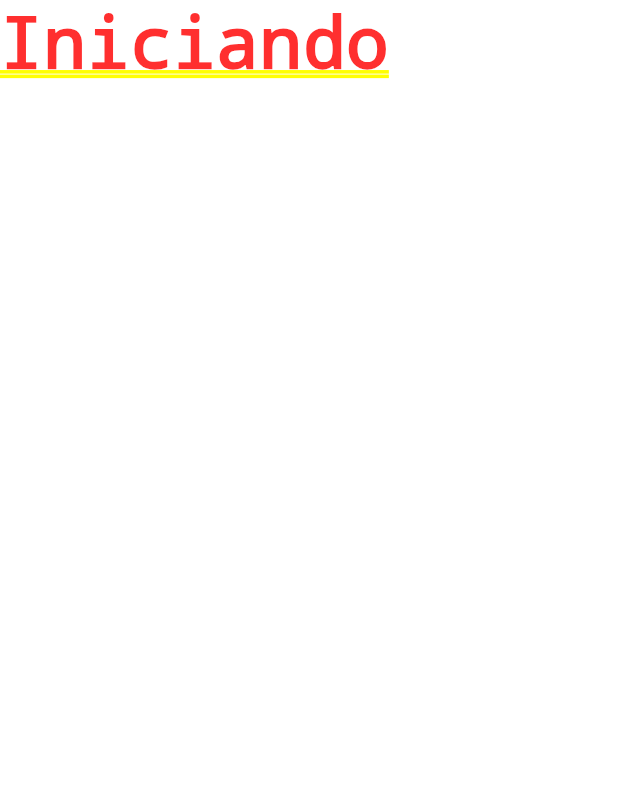
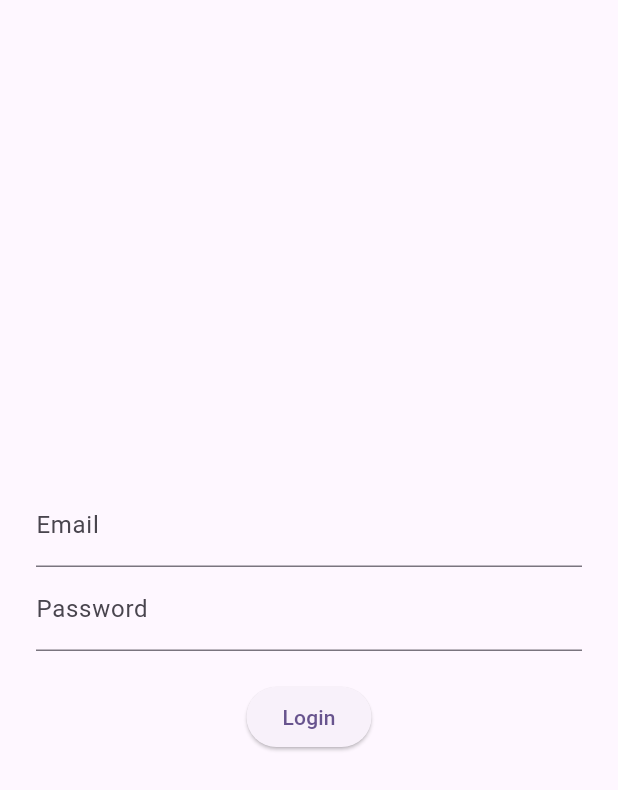
Before and after one commit to DavidEF1996/GIFTPOINT, a Flutter app: the screen it shows after launch, on a phone screen of 412 x 824 dp. Shown: the top 790 px of the screen. Run offline on Flutter 3.47's test engine with Material 3 defaults, Android fonts, the phone set to English and light mode, and no system bars.

Commit message:
Se agrega una pantalla basica de login y de homepage, se corrige un error que no permitia ejecutar la app en mi telefono android

```diff
--- /dev/null
+++ b/frontend/lib/features/auth/auth_service.dart
@@ -0,0 +1,21 @@
+import 'dart:convert';
+import 'package:http/http.dart' as http;
+import 'auth_model.dart';
+
+class AuthService {
+  static const String baseUrl = 'http://192.168.18.95:3000';
+
+  Future<AuthResponse> login(String email, String password) async {
+    final response = await http.post(
+      Uri.parse('$baseUrl/auth/login'),
+      headers: {'Content-Type': 'application/json'},
+      body: jsonEncode({'email': email, 'password': password}),
+    );
+
+    if (response.statusCode != 200) {
+      throw Exception('Fallo el login');
+    }
+
+    return AuthResponse.fromJson(jsonDecode(response.body));
+  }
+}
--- /dev/null
+++ b/frontend/lib/features/auth/auth_viewmodel.dart
@@ -0,0 +1,26 @@
+import 'package:flutter/material.dart';
+import 'auth_service.dart';
+
+class AuthViewModel extends ChangeNotifier {
+  final AuthService _service = AuthService();
+
+  bool isLoading = false;
+  String? token;
+  String? error;
+
+  Future<void> login(String email, String password) async {
+    isLoading = true;
+    error = null;
+    notifyListeners();
+
+    try {
+      final response = await _service.login(email, password);
+      token = response.token;
+    } catch (e) {
+      error = 'Credenciales inválidas';
+    } finally {
+      isLoading = false;
+      notifyListeners();
+    }
+  }
+}
--- /dev/null
+++ b/frontend/lib/features/auth/login_view.dart
@@ -0,0 +1,63 @@
+import 'package:flutter/material.dart';
+import 'package:frontend/features/giftcards/giftcards_view.dart';
+import 'auth_viewmodel.dart';
+
+class LoginView extends StatefulWidget {
+  const LoginView({super.key});
+
+  @override
+  State<LoginView> createState() => _LoginViewState();
+}
+
+class _LoginViewState extends State<LoginView> {
+  final vm = AuthViewModel();
+  final emailCtrl = TextEditingController();
+  final passCtrl = TextEditingController();
+
+  @override
+  Widget build(BuildContext context) {
+    return Scaffold(
+      body: Padding(
+        padding: const EdgeInsets.all(24),
+        child: Column(
+          mainAxisAlignment: MainAxisAlignment.center,
+          children: [
+            TextField(
+              controller: emailCtrl,
+              decoration: const InputDecoration(labelText: 'Email'),
+            ),
+            TextField(
+              controller: passCtrl,
+              decoration: const InputDecoration(labelText: 'Password'),
+              obscureText: true,
+            ),
+            const SizedBox(height: 20),
+
+            if (vm.isLoading) const CircularProgressIndicator(),
+
+            if (vm.error != null)
+              Text(vm.error!, style: const TextStyle(color: Colors.red)),
+
+            ElevatedButton(
+              onPressed: vm.isLoading
+                  ? null
+                  : () async {
+                      await vm.login(emailCtrl.text, passCtrl.text);
+
+                      if (vm.token != null && context.mounted) {
+                        Navigator.pushReplacement(
+                          context,
+                          MaterialPageRoute(
+                            builder: (_) => GiftcardsView(token: vm.token!),
+                          ),
+                        );
+                      }
+                    },
+              child: const Text('Login'),
+            ),
+          ],
+        ),
+      ),
+    );
+  }
+}
--- a/frontend/lib/main.dart
+++ b/frontend/lib/main.dart
@@ -1,7 +1,15 @@
 import 'package:flutter/material.dart';
+import 'package:frontend/features/auth/auth_viewmodel.dart';
+import 'package:frontend/features/auth/login_view.dart';
+import 'package:provider/provider.dart';
 
 void main() {
-  runApp(const MyApp());
+  runApp(
+    ChangeNotifierProvider(
+      create: (_) => AuthViewModel(),
+      child: const MyApp(),
+    ),
+  );
 }
 
 class MyApp extends StatelessWidget {
@@ -12,25 +20,9 @@ class MyApp extends StatelessWidget {
   Widget build(BuildContext context) {
     return MaterialApp(
       title: 'Flutter Demo',
-      theme: ThemeData(
-        // This is the theme of your application.
-        //
-        // TRY THIS: Try running your application with "flutter run". You'll see
-        // the application has a purple toolbar. Then, without quitting the app,
-        // try changing the seedColor in the colorScheme below to Colors.green
-        // and then invoke "hot reload" (save your changes or press the "hot
-        // reload" button in a Flutter-supported IDE, or press "r" if you used
-        // the command line to start the app).
-        //
-        // Notice that the counter didn't reset back to zero; the application
-        // state is not lost during the reload. To reset the state, use hot
-        // restart instead.
-        //
-        // This works for code too, not just values: Most code changes can be
-        // tested with just a hot reload.
-        colorScheme: .fromSeed(seedColor: Colors.deepPurple),
-      ),
-      home: const Text("Iniciando"),
+      debugShowCheckedModeBanner: false,
+      theme: ThemeData(colorScheme: .fromSeed(seedColor: Colors.deepPurple)),
+      home: LoginView(),
     );
   }
 }
--- a/frontend/pubspec.yaml
+++ b/frontend/pubspec.yaml
@@ -34,6 +34,8 @@ dependencies:
   # The following adds the Cupertino Icons font to your application.
   # Use with the CupertinoIcons class for iOS style icons.
   cupertino_icons: ^1.0.8
+  http: ^1.6.0
+  provider: ^6.1.5+1
 
 dev_dependencies:
   flutter_test:
```
Also changed, not shown: frontend/lib/features/auth/auth_model.dart (added, +9 -0 lines), frontend/lib/features/giftcards/giftcard_model.dart (added, +28 -0 lines), frontend/lib/features/giftcards/giftcards_service.dart (added, +21 -0 lines), frontend/lib/features/giftcards/giftcards_view.dart (added, +45 -0 lines), frontend/lib/features/giftcards/giftcards_viewmodel.dart (added, +26 -0 lines), frontend/pubspec.lock, 1 other file.
